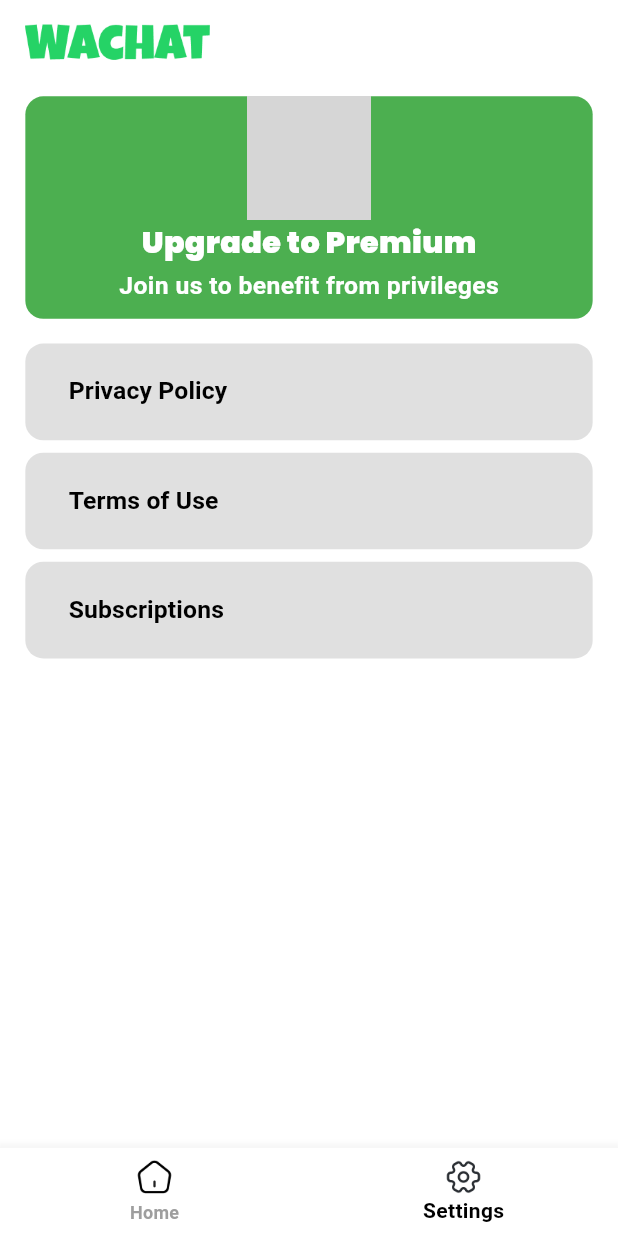
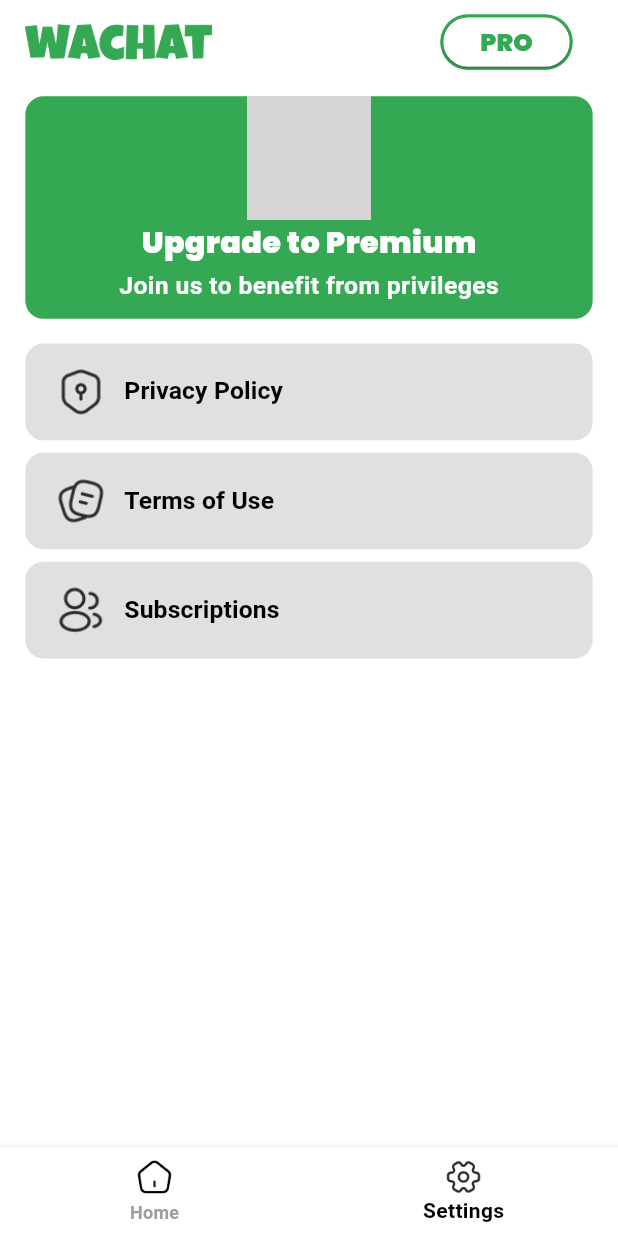
Before and after one commit to iibrahimkahramann/wachat, a Flutter app: the SettingsScreen screen opened by its route, on a phone screen of 412 x 824 dp. Run offline on Flutter 3.47's test engine with Material 3 defaults, Android fonts, the phone set to English and light mode, and no system bars; our stand-ins replace dio, easy_localization, flutter_riverpod, go_router, in_app_review, lottie and 4 more; missing offline and left inert: flutter_inappwebview, mobile_scanner; accounts and stored records are empty; network calls fail; statements that could not run were skipped; grey boxes are pictures that could not be loaded.

```diff
--- /dev/null
+++ b/lib/providers/premium_provider.dart
@@ -0,0 +1,3 @@
+import 'package:flutter_riverpod/flutter_riverpod.dart';
+
+final isPremiumProvider = StateProvider<bool>((ref) => false);
--- a/lib/settings/screen/settings_screen.dart
+++ b/lib/settings/screen/settings_screen.dart
@@ -1,18 +1,20 @@
 import 'package:flutter/material.dart';
+import 'package:flutter_riverpod/flutter_riverpod.dart';
 import 'package:lottie/lottie.dart';
+import 'package:wadual/providers/premium_provider.dart';
 import 'package:wadual/widgets/custom_appbar.dart';
 import 'package:wadual/widgets/custom_navbar.dart';
 import 'package:url_launcher/link.dart';
 
 import '../../config/custom_theme.dart';
 
-class SettingsScreen extends StatelessWidget {
+class SettingsScreen extends ConsumerWidget {
   const SettingsScreen({super.key});
-
   @override
-  Widget build(BuildContext context) {
+  Widget build(BuildContext context, WidgetRef ref) {
     final height = MediaQuery.of(context).size.height;
     final width = MediaQuery.of(context).size.width;
+    final isPremium = ref.watch(isPremiumProvider);
 
     return Scaffold(
       appBar: CustomAppBar(),
@@ -22,11 +24,12 @@
         child: Column(
           crossAxisAlignment: CrossAxisAlignment.start,
           children: [
+            if (!isPremium)
               Container(
                 width: width * 0.95,
                 height: height * 0.18,
                 decoration: BoxDecoration(
-                color: Colors.green,
+                  color: Color.fromARGB(255, 52, 168, 83),
                   borderRadius: BorderRadius.circular(12),
                 ),
                 child: Column(
@@ -41,8 +44,9 @@
                     Text(
                       'Upgrade to Premium',
                       style: TextStyle(
-                        fontSize:
-                            CustomTheme.textTheme(context).bodyLarge!.fontSize,
+                          fontSize: CustomTheme.textTheme(context)
+                              .bodyLarge!
+                              .fontSize,
                           fontFamily: CustomTheme.textTheme(context)
                               .bodyLarge!
                               .fontFamily,
@@ -57,8 +61,9 @@
                     Text(
                       'Join us to benefit from privileges',
                       style: TextStyle(
-                        fontSize:
-                            CustomTheme.textTheme(context).bodyMedium!.fontSize,
+                          fontSize: CustomTheme.textTheme(context)
+                              .bodyMedium!
+                              .fontSize,
                           fontFamily: CustomTheme.textTheme(context)
                               .bodyMedium!
                               .fontFamily,
@@ -75,7 +80,7 @@
             ),
             Container(
               padding: EdgeInsets.symmetric(
-                horizontal: width * 0.07,
+                horizontal: width * 0.05,
                 vertical: height * 0.01,
               ),
               decoration: BoxDecoration(
@@ -93,12 +98,23 @@
                       alignment: Alignment.centerLeft,
                       padding: EdgeInsets.zero,
                     ),
-                    child: Text(
+                    child: Row(
+                      children: [
+                        Image.asset(
+                          'assets/icons/privacy.png',
+                          width: width * 0.08,
+                        ),
+                        SizedBox(
+                          width: width * 0.03,
+                        ),
+                        Text(
                           'Privacy Policy',
                           style: CustomTheme.textTheme(context)
                               .bodyMedium
                               ?.copyWith(color: Colors.black),
                           textAlign: TextAlign.left, // Metni sola hizalar
+                        ),
+                      ],
                     ),
                   ),
                 ),
@@ -109,7 +125,7 @@
             ),
             Container(
               padding: EdgeInsets.symmetric(
-                horizontal: width * 0.07,
+                horizontal: width * 0.05,
                 vertical: height * 0.01,
               ),
               decoration: BoxDecoration(
@@ -127,12 +143,23 @@
                       alignment: Alignment.centerLeft,
                       padding: EdgeInsets.zero,
                     ),
-                    child: Text(
+                    child: Row(
+                      children: [
+                        Image.asset(
+                          'assets/icons/terms.png',
+                          width: width * 0.08,
+                        ),
+                        SizedBox(
+                          width: width * 0.03,
+                        ),
+                        Text(
                           'Terms of Use',
                           style: CustomTheme.textTheme(context)
                               .bodyMedium
                               ?.copyWith(color: Colors.black),
                           textAlign: TextAlign.left, // Metni sola hizalar
+                        ),
+                      ],
                     ),
                   ),
                 ),
@@ -143,7 +170,7 @@
             ),
             Container(
               padding: EdgeInsets.symmetric(
-                horizontal: width * 0.07,
+                horizontal: width * 0.05,
                 vertical: height * 0.01,
               ),
               decoration: BoxDecoration(
@@ -161,12 +188,23 @@
                       alignment: Alignment.centerLeft,
                       padding: EdgeInsets.zero,
                     ),
-                    child: Text(
+                    child: Row(
+                      children: [
+                        Image.asset(
+                          'assets/icons/subscriptions.png',
+                          width: width * 0.08,
+                        ),
+                        SizedBox(
+                          width: width * 0.03,
+                        ),
+                        Text(
                           'Subscriptions',
                           style: CustomTheme.textTheme(context)
                               .bodyMedium
                               ?.copyWith(color: Colors.black),
                           textAlign: TextAlign.left, // Metni sola hizalar
+                        ),
+                      ],
                     ),
                   ),
                 ),
--- a/lib/widgets/custom_appbar.dart
+++ b/lib/widgets/custom_appbar.dart
@@ -1,12 +1,16 @@
 import 'package:flutter/material.dart';
 import 'package:flutter_riverpod/flutter_riverpod.dart';
+import 'package:wadual/config/custom_theme.dart';
+import 'package:wadual/providers/premium_provider.dart';
 
 class CustomAppBar extends ConsumerWidget implements PreferredSizeWidget {
   const CustomAppBar({super.key});
 
   @override
   Widget build(BuildContext context, WidgetRef ref) {
-    final screenHeight = MediaQuery.of(context).size.height;
+    final height = MediaQuery.of(context).size.height;
+    final width = MediaQuery.of(context).size.width;
+    final isPremium = ref.watch(isPremiumProvider);
 
     return Container(
       decoration: const BoxDecoration(
@@ -19,13 +23,58 @@
             children: [
               Padding(
                 padding: EdgeInsets.symmetric(
-                  horizontal: screenHeight * 0.02,
+                  horizontal: height * 0.02,
                 ),
                 child: Image.asset(
                   'assets/logos/logo.png',
-                  height: screenHeight * 0.029,
+                  height: height * 0.029,
                 ),
               ),
+              SizedBox(
+                width: width * 0.33,
+              ),
+              if (!isPremium)
+                Container(
+                  height: height * 0.045,
+                  margin: EdgeInsets.only(right: height * 0.004),
+                  decoration: BoxDecoration(
+                    color: Color.fromARGB(255, 52, 168, 83),
+                    borderRadius: BorderRadius.circular(50),
+                  ),
+                  child: Container(
+                    margin: const EdgeInsets.all(2),
+                    decoration: BoxDecoration(
+                      color: Colors.black,
+                      borderRadius: BorderRadius.circular(50),
+                    ),
+                    child: ElevatedButton(
+                      onPressed: () {},
+                      style: ElevatedButton.styleFrom(
+                        backgroundColor: Colors.white,
+                        padding: EdgeInsets.symmetric(
+                            horizontal: width * 0.06, vertical: height * 0.002),
+                        minimumSize: Size.zero,
+                        tapTargetSize: MaterialTapTargetSize.shrinkWrap,
+                        shape: RoundedRectangleBorder(
+                          borderRadius: BorderRadius.circular(50),
+                        ),
+                      ),
+                      child: Row(
+                        mainAxisSize: MainAxisSize.min,
+                        children: [
+                          Text(
+                            'PRO',
+                            style: CustomTheme.textTheme(context)
+                                .bodyMedium
+                                ?.copyWith(
+                                    color: Color.fromARGB(255, 52, 168, 83),
+                                    fontFamily: 'Poppins'),
+                          ),
+                        ],
+                      ),
+                    ),
+                  ),
+                ),
             ],
           ),
         ),
--- a/pubspec.yaml
+++ b/pubspec.yaml
@@ -51,6 +51,8 @@
   flutter_inappwebview: ^6.0.0
   dio: ^5.7.0
   path_provider: ^2.1.5
+  adapty_flutter: ^3.3.1
+  in_app_review: ^2.0.10
 
 
 dev_dependencies:
```
Also changed, not shown: lib/home/controller/home_controller.dart (added, +22 -0 lines), lib/home/screen/home_screen.dart (+34 -9 lines), lib/onboarding/screen/onboarding_screen.dart (+5 -4 lines), lib/splash/screen/splash_screen.dart (+9 -2 lines), lib/wachat/screen/wachat_screen.dart (+25 -0 lines), assets/icons/privacy.png (added), assets/icons/subscriptions.png (added), assets/icons/terms.png (added), assets/images/onboarding_image.png, assets/logos/app_icon.png (added), assets/logos/logo.png, pubspec.lock, 6 other files. Lines whose indentation alone changed are shown as unchanged.
